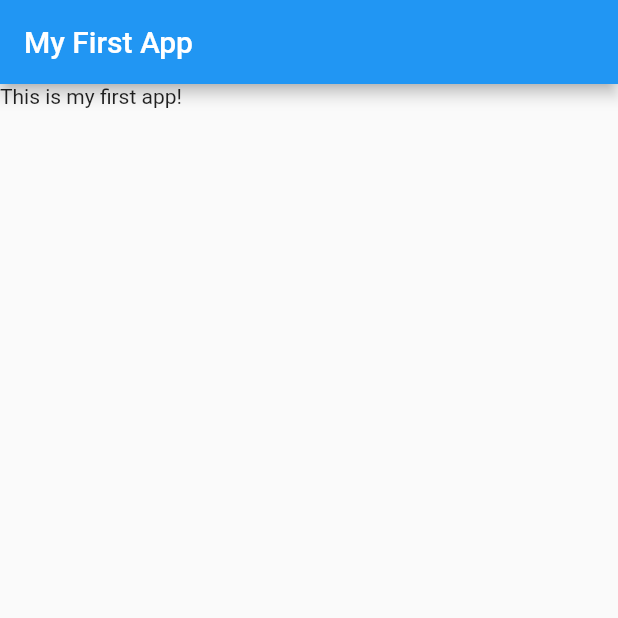
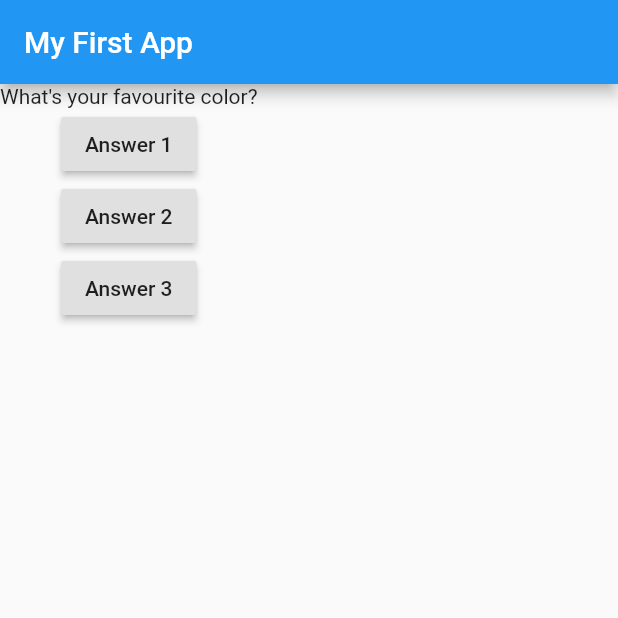
Before and after one commit to felipemotarocha/flutter-quiz-app, a Flutter app: the screen it shows after launch, on a phone screen of 412 x 824 dp, the top half of it. Run offline on Flutter 3.47's test engine with Material 2 defaults, Android fonts, the phone set to English and light mode, and no system bars.

Commit message:
feat: add question widget

```diff
--- a/lib/main.dart
+++ b/lib/main.dart
@@ -1,18 +1,56 @@
+// ignore_for_file: deprecated_member_use
+
 import 'package:flutter/material.dart';
 
-void main() => runApp(const MyApp());
+import 'question.dart';
 
-class MyApp extends StatelessWidget {
-  const MyApp({Key? key}) : super(key: key);
+void main() => runApp(MyApp());
+
+class MyApp extends StatefulWidget {
+  @override
+  State<StatefulWidget> createState() {
+    return MyAppState();
+  }
+}
+
+class MyAppState extends State<MyApp> {
+  var questionIndex = 0;
+
+  void answerQuestion() {
+    setState(() {
+      questionIndex += 1;
+    });
+  }
 
   @override
   Widget build(BuildContext context) {
+    final questions = [
+      'What\'s your favourite color?',
+      'What\'s your favourite animal?'
+    ];
+
     return MaterialApp(
       home: Scaffold(
         appBar: AppBar(
           title: const Text('My First App'),
         ),
-        body: const Text('This is my first app!'),
+        body: Column(
+          children: [
+            Question(questions[questionIndex]),
+            RaisedButton(
+              child: const Text('Answer 1'),
+              onPressed: answerQuestion,
+            ),
+            RaisedButton(
+              child: const Text('Answer 2'),
+              onPressed: answerQuestion,
+            ),
+            RaisedButton(
+              child: const Text('Answer 3'),
+              onPressed: answerQuestion,
+            ),
+          ],
+        ),
       ),
     );
   }
--- /dev/null
+++ b/lib/question.dart
@@ -0,0 +1,12 @@
+import 'package:flutter/material.dart';
+
+class Question extends StatelessWidget {
+  final String questionText;
+
+  const Question(this.questionText, {Key? key}) : super(key: key);
+
+  @override
+  Widget build(BuildContext context) {
+    return Text(questionText);
+  }
+}
```
